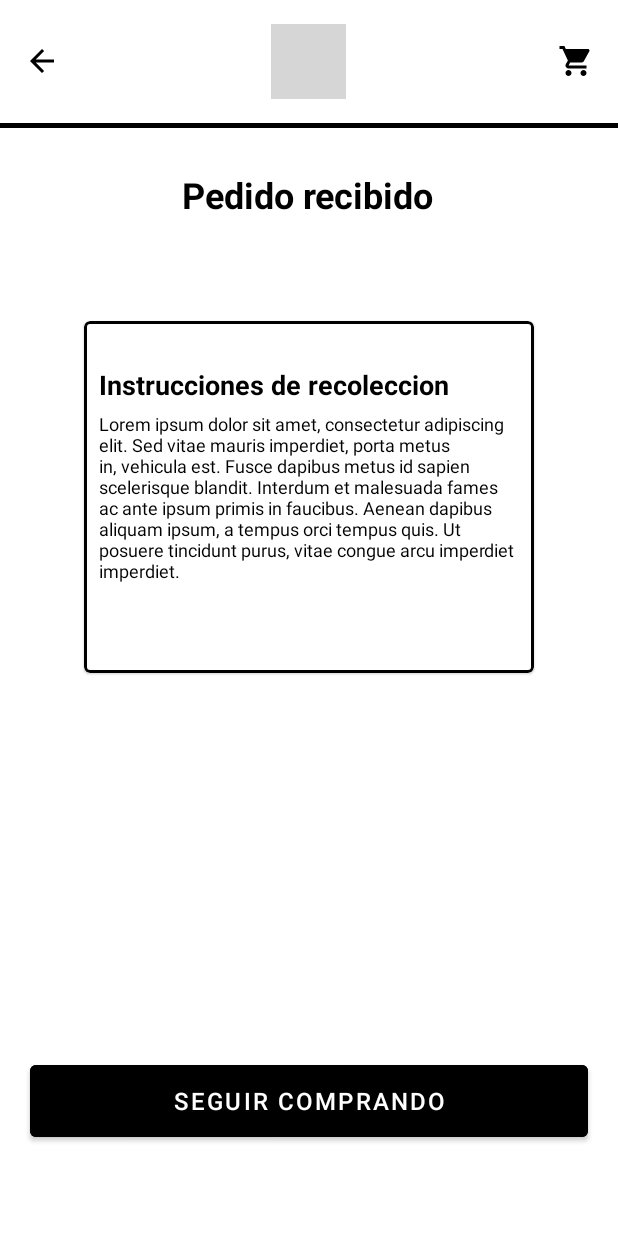
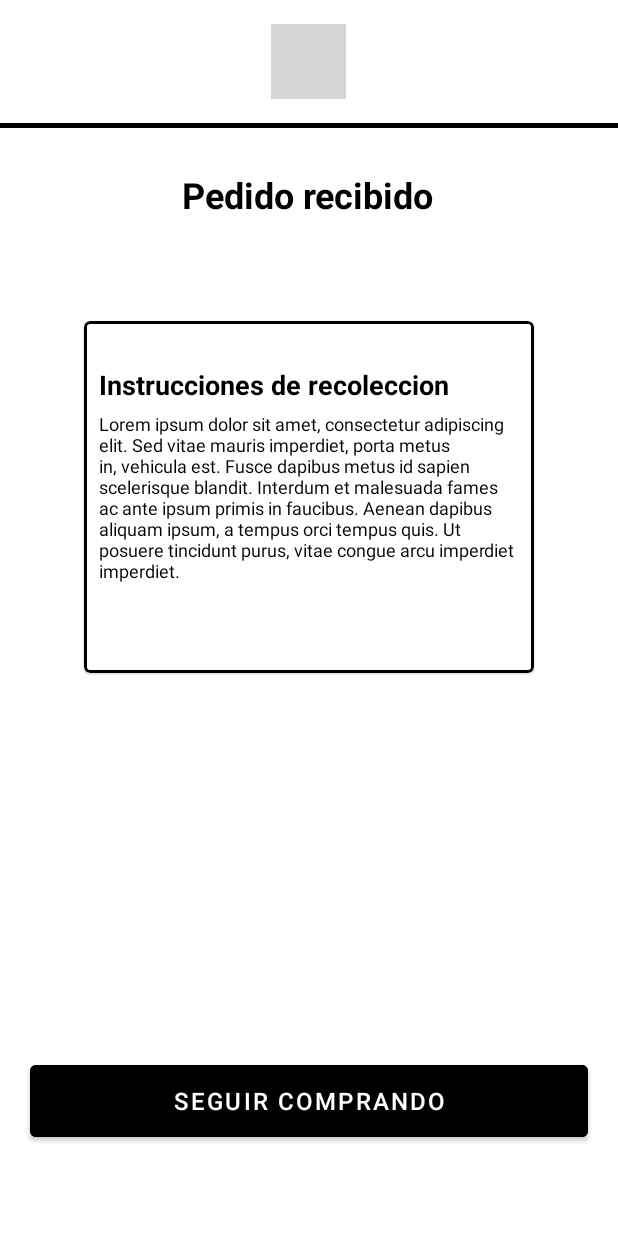
Before and after one commit to DestroyerRexor/OhMyYog, an Android app: the ResumeDeliveryActivity screen opened directly, with no data from a screen before it, on a phone screen of 412 x 824 dp. Run offline under Robolectric (Android 15) with nearby library versions, the phone set to English and light mode, and no system bars; network calls fail; grey boxes are pictures that could not be loaded.

```diff
--- a/app/src/main/java/com/example/evidenciafinalapp/ResumeDeliveryActivity.java
+++ b/app/src/main/java/com/example/evidenciafinalapp/ResumeDeliveryActivity.java
@@ -6,10 +6,13 @@ import android.content.Intent;
 import android.os.Bundle;
 import android.view.View;
 import android.widget.Button;
+import android.widget.ImageView;
 
 public class ResumeDeliveryActivity extends AppCompatActivity {
 
     Button keepShopping;
+    private ImageView cartImageView;
+    private ImageView returnArrowImageView;
     @Override
     protected void onCreate(Bundle savedInstanceState) {
         super.onCreate(savedInstanceState);
@@ -24,5 +27,10 @@ public class ResumeDeliveryActivity extends AppCompatActivity {
                 startActivity(shoppingList);
             }
         });
+
+        returnArrowImageView = findViewById(R.id.returnArrowImageView);
+        returnArrowImageView.setImageAlpha(0);
+        cartImageView = findViewById(R.id.cartImageView);
+        cartImageView.setImageAlpha(0);
     }
 }
```
Also changed, not shown: app/src/main/java/com/example/evidenciafinalapp/ProductListActivity.java (+11 -0 lines).
